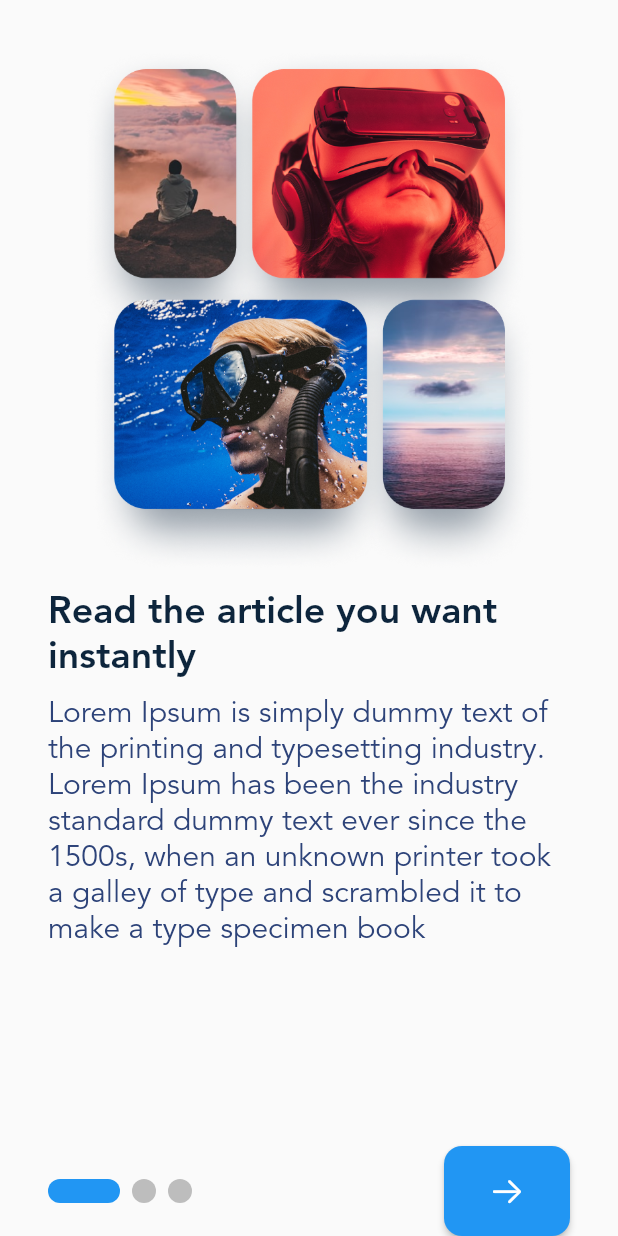
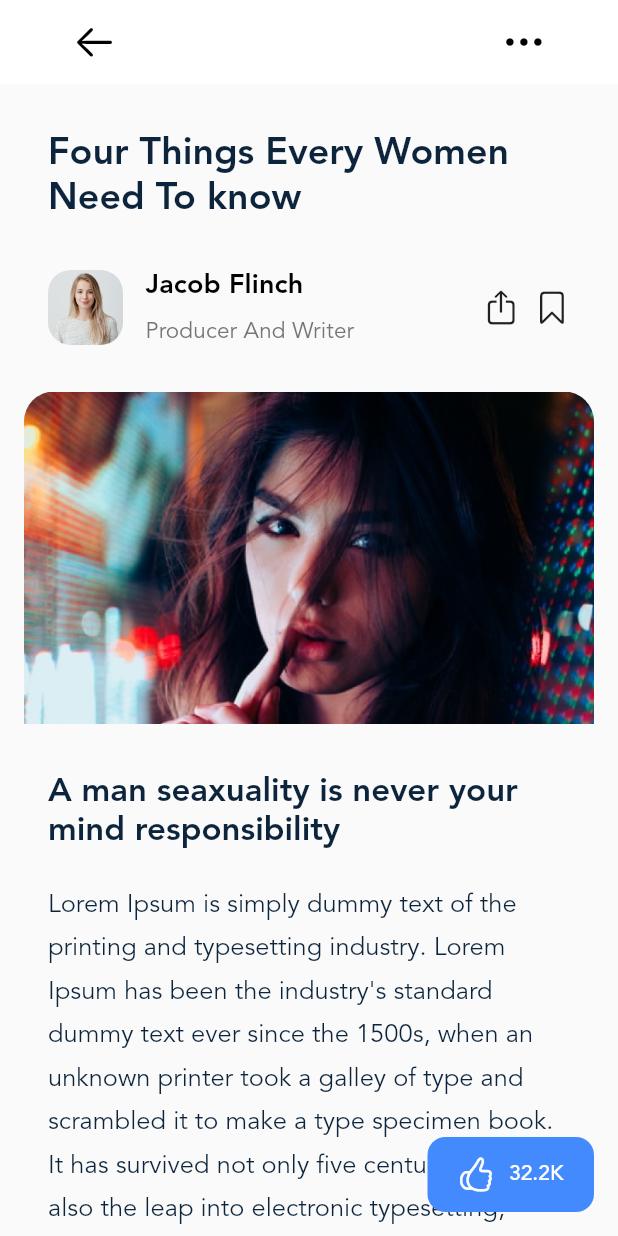
Before and after one commit to MahdiMohammadi-dev/blogapp, a Flutter app: the screen it shows after launch, on a phone screen of 412 x 824 dp. Run offline on Flutter 3.47's test engine with Material 2 defaults, Android fonts, the phone set to English and light mode, and no system bars; drawn by our look-alikes of smooth_page_indicator; our stand-ins replace dotted_border, flutter_animate, flutter_svg.

Commit message:
add some assets_and onboarding with article screen developed

```diff
--- a/lib/main.dart
+++ b/lib/main.dart
@@ -1,4 +1,5 @@
 import 'package:blogapp/const/text_theme.dart';
+import 'package:blogapp/screens/article_screen.dart';
 import 'package:blogapp/screens/home_screen.dart';
 import 'package:blogapp/screens/splash_screen.dart';
 import 'package:flutter/material.dart';
@@ -25,7 +26,8 @@ class MyApp extends StatelessWidget {
           colorScheme: ColorScheme.fromSeed(seedColor: Colors.deepPurple),
           textTheme: myTextTheme.textTheme),
       debugShowCheckedModeBanner: false,
-      home: const SplashScreen(),
+      home: ArticleScreen(),
+      // home: const SplashScreen(),
     );
   }
 }
--- /dev/null
+++ b/lib/screens/article_screen.dart
@@ -0,0 +1,207 @@
+import 'package:blogapp/gen/assets.gen.dart';
+import 'package:blogapp/gen/fonts.gen.dart';
+import 'package:flutter/cupertino.dart';
+import 'package:flutter/material.dart';
+
+class ArticleScreen extends StatelessWidget {
+  const ArticleScreen({super.key});
+
+  @override
+  Widget build(BuildContext context) {
+    var textTheme = Theme.of(context).textTheme;
+    return Scaffold(
+      floatingActionButton: InkWell(
+        onTap: () => showSnackBar(context, 'Like Button Clicked...!'),
+        child: Container(
+          decoration: BoxDecoration(
+            borderRadius: BorderRadius.circular(12),
+            color: Colors.blueAccent,
+          ),
+          width: 111,
+          height: 50,
+          child: const Center(
+            child: Row(
+              mainAxisAlignment: MainAxisAlignment.center,
+              children: [
+                Icon(
+                  CupertinoIcons.hand_thumbsup,
+                  color: Colors.white,
+                ),
+                SizedBox(
+                  width: 10,
+                ),
+                Text(
+                  "32.2K",
+                  style: TextStyle(
+                      color: Colors.white,
+                      fontFamily: FontFamily.avenir,
+                      fontWeight: FontWeight.w500),
+                )
+              ],
+            ),
+          ),
+        ),
+      ),
+      appBar: AppBar(
+        elevation: 0,
+        backgroundColor: Colors.white,
+        automaticallyImplyLeading: false,
+        title: const AppBarSection(),
+      ),
+      body: SingleChildScrollView(
+        child: SafeArea(
+          child: Column(
+            children: [
+              Padding(
+                padding: const EdgeInsets.all(32),
+                child: Text(
+                  "Four Things Every Women Need To know",
+                  style: textTheme.titleLarge,
+                ),
+              ),
+
+              ///TODO:Profile-BookmarkSave
+              Padding(
+                padding: const EdgeInsets.only(
+                  left: 32,
+                  right: 32,
+                ),
+                child: Row(
+                  mainAxisAlignment: MainAxisAlignment.spaceBetween,
+                  children: [
+                    ClipRRect(
+                      borderRadius: BorderRadius.circular(15),
+                      child: Image.asset(
+                        Assets.img.stories.story4.path,
+                        width: 50,
+                        height: 50,
+                      ),
+                    ),
+                    const SizedBox(
+                      width: 15,
+                    ),
+
+                    ///TODO:name and desc of account near Img
+                    Expanded(
+                      child: Column(
+                        mainAxisAlignment: MainAxisAlignment.spaceBetween,
+                        crossAxisAlignment: CrossAxisAlignment.start,
+                        children: [
+                          Text(
+                            'Jacob Flinch',
+                            style: textTheme.titleSmall!
+                                .copyWith(color: Colors.black, fontSize: 18),
+                          ),
+                          const SizedBox(
+                            height: 10,
+                          ),
+                          Text(
+                            'Producer And Writer',
+                            style: textTheme.titleSmall!.copyWith(
+                                color: Colors.grey.shade600,
+                                fontWeight: FontWeight.w300,
+                                fontSize: 15),
+                          ),
+                        ],
+                      ),
+                    ),
+                    const Icon(
+                      CupertinoIcons.share,
+                    ),
+                    const SizedBox(
+                      width: 10,
+                    ),
+                    const Icon(
+                      CupertinoIcons.bookmark,
+                    ),
+                  ],
+                ),
+              ),
+
+              ///Article Image
+              const SizedBox(
+                height: 15,
+              ),
+              Padding(
+                padding: const EdgeInsets.only(left: 16, right: 16, top: 16),
+                child: ClipRRect(
+                  borderRadius: const BorderRadius.only(
+                      topLeft: Radius.circular(20),
+                      topRight: Radius.circular(20)),
+                  child: Image.asset(Assets.img.singlePost.path),
+                ),
+              ),
+
+              ///Article SubTitle
+              Padding(
+                padding: const EdgeInsets.only(top: 32, left: 32, right: 32),
+                child: Text(
+                  "A man seaxuality is never your mind responsibility",
+                  style: textTheme.titleLarge!.copyWith(fontSize: 22),
+                  overflow: TextOverflow.clip,
+                ),
+              ),
+
+              ///TODO:Article Caption
+              Padding(
+                padding: const EdgeInsets.only(
+                  top: 20,
+                  left: 32,
+                  right: 32,
+                ),
+                child: Text(
+                  "Lorem Ipsum is simply dummy text of the printing and typesetting industry. Lorem Ipsum has been the industry's standard dummy text ever since the 1500s, when an unknown printer took a galley of type and scrambled it to make a type specimen book. It has survived not only five centuries, but also the leap into electronic typesetting, remaining essentially unchanged. It was popularised in the 1960s with the release of Letraset sheets containing Lorem Ipsum passages, and more recently with desktop publishing software like Aldus PageMaker including versions of Lorem Ipsum.",
+                  style: textTheme.titleLarge!.copyWith(
+                      fontSize: 17, fontWeight: FontWeight.w300, height: 1.7),
+                  overflow: TextOverflow.clip,
+                ),
+              ),
+            ],
+          ),
+        ),
+      ),
+    );
+  }
+}
+
+void showSnackBar(BuildContext context, message) {
+  ScaffoldMessenger.of(context).showSnackBar(
+    SnackBar(
+      content: Text("$message"),
+      duration: const Duration(seconds: 4),
+      backgroundColor: Colors.blueAccent,
+      shape: RoundedRectangleBorder(borderRadius: BorderRadius.circular(5)),
+    ),
+  );
+}
+
+class AppBarSection extends StatelessWidget {
+  const AppBarSection({
+    super.key,
+  });
+
+  @override
+  Widget build(BuildContext context) {
+    return const Padding(
+      padding: EdgeInsets.all(32),
+      child: Row(
+        mainAxisAlignment: MainAxisAlignment.spaceBetween,
+        children: [
+          Icon(
+            CupertinoIcons.arrow_left,
+            color: Colors.black,
+            size: 30,
+          ),
+          RotatedBox(
+            quarterTurns: 1,
+            child: Icon(
+              CupertinoIcons.ellipsis_vertical,
+              color: Colors.black,
+              size: 30,
+            ),
+          ),
+        ],
+      ),
+    );
+  }
+}
--- a/lib/screens/on_boarding_screen.dart
+++ b/lib/screens/on_boarding_screen.dart
@@ -1,5 +1,5 @@
 import 'package:blogapp/gen/assets.gen.dart';
-import 'package:blogapp/screens/home_screen.dart';
+import 'package:blogapp/screens/login_screen.dart';
 import 'package:flutter/cupertino.dart';
 import 'package:flutter/material.dart';
 import 'package:smooth_page_indicator/smooth_page_indicator.dart';
@@ -80,7 +80,7 @@ class _OnBoradingScreenState extends State<OnBoradingScreen> {
                         if (pageController.page == 2) {
                           Navigator.of(context)
                               .pushReplacement(MaterialPageRoute(
-                            builder: (context) => HomeScreen(),
+                            builder: (context) => LoginScreen(),
                           ));
                         }
                       },
--- a/lib/screens/splash_screen.dart
+++ b/lib/screens/splash_screen.dart
@@ -15,7 +15,7 @@ class SplashScreen extends StatefulWidget {
 class _SplashScreenState extends State<SplashScreen> {
   Future gotoHomePage() async {
     return await Future.delayed(
-      Duration(seconds: 2),
+      Duration(seconds: 3),
       () {
         Navigator.pushReplacement(
             context,
@@ -48,9 +48,9 @@ class _SplashScreenState extends State<SplashScreen> {
               effects: const [
                 // FadeEffect(),
                 ShimmerEffect(
-                    delay: Duration(milliseconds: 400),
+                    delay: Duration(milliseconds: 100),
                     curve: Curves.easeIn,
-                    duration: Duration(milliseconds: 1200))
+                    duration: Duration(milliseconds: 2500))
               ],
               child:
                   Center(child: SvgPicture.asset(Assets.img.icons.logo.path))),
--- a/pubspec.yaml
+++ b/pubspec.yaml
@@ -66,6 +66,7 @@ flutter:
   # To add assets to your application, add an assets section, like this:
   assets:
     - assets/img/icons/
+    - assets/img/
     - assets/img/posts/large/
     - assets/img/posts/small/
     - assets/img/stories/
```
Also changed, not shown: lib/gen/assets.gen.dart (+11 -0 lines), lib/screens/home_screen.dart (+9 -3 lines), lib/screens/login_screen.dart (added, +283 -0 lines), lib/widgets/bottom_nav.dart (+10 -2 lines), lib/widgets/ui_helper/bottom_nav_item.dart (+9 -4 lines), assets/img/Thumbs.svg (added), assets/img/single_post.png (added).
